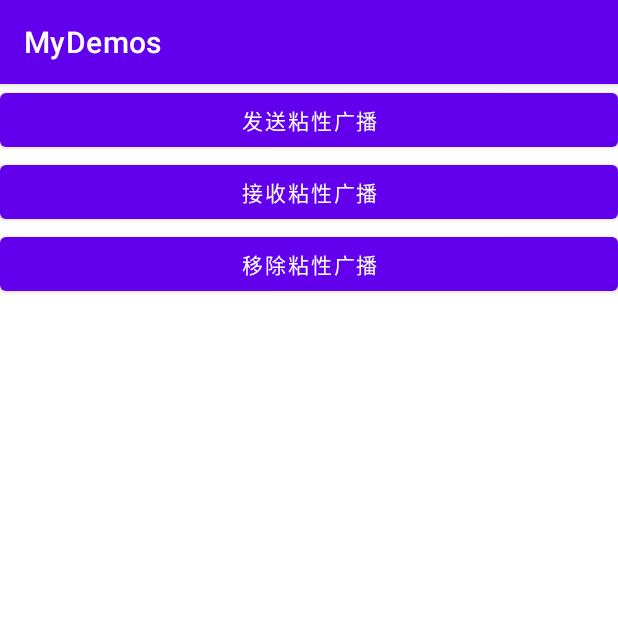
After one commit to codeLeejj/Demos, an Android app: the BroadcastTestActivity screen opened directly, with no data from a screen before it, on a phone screen of 412 x 824 dp, the top half of it. The commit adds this screen. Run offline under Robolectric (Android 15) with nearby library versions, the phone set to English and light mode, and no system bars.

Commit message:
粘性广播

```diff
--- a/app/src/main/java/com/annis/mydemos/ui/main/systemTest/HomeFragment.kt
+++ b/app/src/main/java/com/annis/mydemos/ui/main/systemTest/HomeFragment.kt
@@ -19,6 +19,7 @@ import androidx.fragment.app.Fragment
 import androidx.lifecycle.Observer
 import androidx.lifecycle.ViewModelProvider
 import com.annis.mydemos.databinding.FragmentHomeBinding
+import com.annis.mydemos.ui.system.BroadcastTestActivity
 import com.annis.mydemos.ui.system.LoaderActivity
 import com.annis.mydemos.ui.system.NetWorkStateActivity
 import com.annis.mydemos.ui.system.SoftCallListenerActivity
@@ -86,6 +87,9 @@ open class HomeFragment : Fragment() {
         }
         binding.abtService.setOnClickListener {
             startActivity(Intent(activity, ServiceTestMainActivity::class.java))
+        }
+        binding.abtStickyBroadcast.setOnClickListener {
+            startActivity(Intent(activity, BroadcastTestActivity::class.java))
         }
         return root
     }
--- /dev/null
+++ b/app/src/main/java/com/annis/mydemos/ui/system/BroadcastTestActivity.kt
@@ -0,0 +1,51 @@
+package com.annis.mydemos.ui.system
+
+import android.content.Intent
+import androidx.appcompat.app.AppCompatActivity
+import android.os.Bundle
+import android.widget.Button
+import com.annis.mydemos.R
+import com.annis.mydemos.ui.system.receiver.StickyBroadcastReceiver
+import android.widget.Toast
+
+import android.content.IntentFilter
+
+
+class BroadcastTestActivity : AppCompatActivity() {
+    override fun onCreate(savedInstanceState: Bundle?) {
+        super.onCreate(savedInstanceState)
+        setContentView(R.layout.activity_broastcast_test)
+
+        findViewById<Button>(R.id.btSendStickyBroadcast).setOnClickListener {
+            sendStickyBroadcast();
+        }
+        findViewById<Button>(R.id.btReceiveStickyBroadcast).setOnClickListener {
+            receiveStickyBroadcast();
+        }
+        findViewById<Button>(R.id.btRemoveStickyBroadcast).setOnClickListener {
+            stickyIntent?.let {
+                removeStickyBroadcast(it)
+            }
+        }
+    }
+
+    var stickyIntent: Intent? = null
+    private fun sendStickyBroadcast() {
+        stickyIntent = Intent().apply {
+            action = StickyBroadcastReceiver.Action
+            putExtra("info", "sticky broadcast has been receiver")
+        }
+
+        stickyIntent?.let {
+            sendStickyBroadcast(it)
+        }
+    }
+
+    private fun receiveStickyBroadcast() {
+        val intentFilter = IntentFilter(StickyBroadcastReceiver.Action)
+        val data = registerReceiver(null, intentFilter)
+        if (data != null && StickyBroadcastReceiver.Action == data.action) {
+            Toast.makeText(this, data.getStringExtra("info"), Toast.LENGTH_SHORT).show()
+        }
+    }
+}
--- a/app/src/main/java/com/annis/mydemos/ui/system/serviceTest/ServiceTestMainActivity.kt
+++ b/app/src/main/java/com/annis/mydemos/ui/system/serviceTest/ServiceTestMainActivity.kt
@@ -17,12 +17,11 @@ class ServiceTestMainActivity : AppCompatActivity() {
         setContentView(R.layout.activity_service_test_main)
 
         findViewById<Button>(R.id.tvStartService).setOnClickListener {
-
             Log.w("ServiceTest", "Thread Id:${Thread.currentThread().id}")
             startService(Intent(this, StartServiceTest::class.java))
         }
+
         findViewById<Button>(R.id.tvBindService).setOnClickListener {
-
             mConn = MyConn()
             bindService(Intent(this, BindServiceTest::class.java), mConn, Service.BIND_AUTO_CREATE)
         }
--- /dev/null
+++ b/app/src/main/res/layout/activity_broastcast_test.xml
@@ -0,0 +1,29 @@
+<?xml version="1.0" encoding="utf-8"?>
+<androidx.constraintlayout.widget.ConstraintLayout xmlns:android="http://schemas.android.com/apk/res/android"
+    xmlns:app="http://schemas.android.com/apk/res-auto"
+    xmlns:tools="http://schemas.android.com/tools"
+    android:layout_width="match_parent"
+    android:layout_height="match_parent"
+    tools:context=".ui.system.BroadcastTestActivity">
+
+    <Button
+        android:id="@+id/btSendStickyBroadcast"
+        android:layout_width="match_parent"
+        android:layout_height="wrap_content"
+        android:text="发送粘性广播"
+        app:layout_constraintTop_toTopOf="parent" />
+
+    <Button
+        android:id="@+id/btReceiveStickyBroadcast"
+        android:layout_width="match_parent"
+        android:layout_height="wrap_content"
+        android:text="接收粘性广播"
+        app:layout_constraintTop_toBottomOf="@+id/btSendStickyBroadcast" />
+
+    <Button
+        android:id="@+id/btRemoveStickyBroadcast"
+        android:layout_width="match_parent"
+        android:layout_height="wrap_content"
+        android:text="移除粘性广播"
+        app:layout_constraintTop_toBottomOf="@+id/btReceiveStickyBroadcast" />
+</androidx.constraintlayout.widget.ConstraintLayout>
--- a/app/src/main/res/layout/fragment_home.xml
+++ b/app/src/main/res/layout/fragment_home.xml
@@ -43,5 +43,10 @@
             android:layout_width="match_parent"
             android:layout_height="wrap_content"
             android:text="Service" />
+        <androidx.appcompat.widget.AppCompatButton
+            android:id="@+id/abtStickyBroadcast"
+            android:layout_width="match_parent"
+            android:layout_height="wrap_content"
+            android:text="StickyBroadcast" />
     </androidx.appcompat.widget.LinearLayoutCompat>
 </androidx.constraintlayout.widget.ConstraintLayout>
--- a/build.gradle
+++ b/build.gradle
@@ -6,7 +6,7 @@ buildscript {
         jcenter()
     }
     dependencies {
-        classpath 'com.android.tools.build:gradle:7.0.0-alpha14'
+        classpath 'com.android.tools.build:gradle:7.1.0-alpha01'
         classpath 'org.jetbrains.kotlin:kotlin-gradle-plugin:1.4.32'
 
         // NOTE: Do not place your application dependencies here; they belong
```
Also changed, not shown: app/src/main/AndroidManifest.xml (+11 -1 lines), app/src/main/java/com/annis/mydemos/custom/MyView.java (added, +28 -0 lines), app/src/main/java/com/annis/mydemos/ui/system/LoaderActivity.kt (+4 -6 lines), app/src/main/java/com/annis/mydemos/ui/system/receiver/StickyBroadcastReceiver.kt (added, +30 -0 lines), gradle/wrapper/gradle-wrapper.properties.
